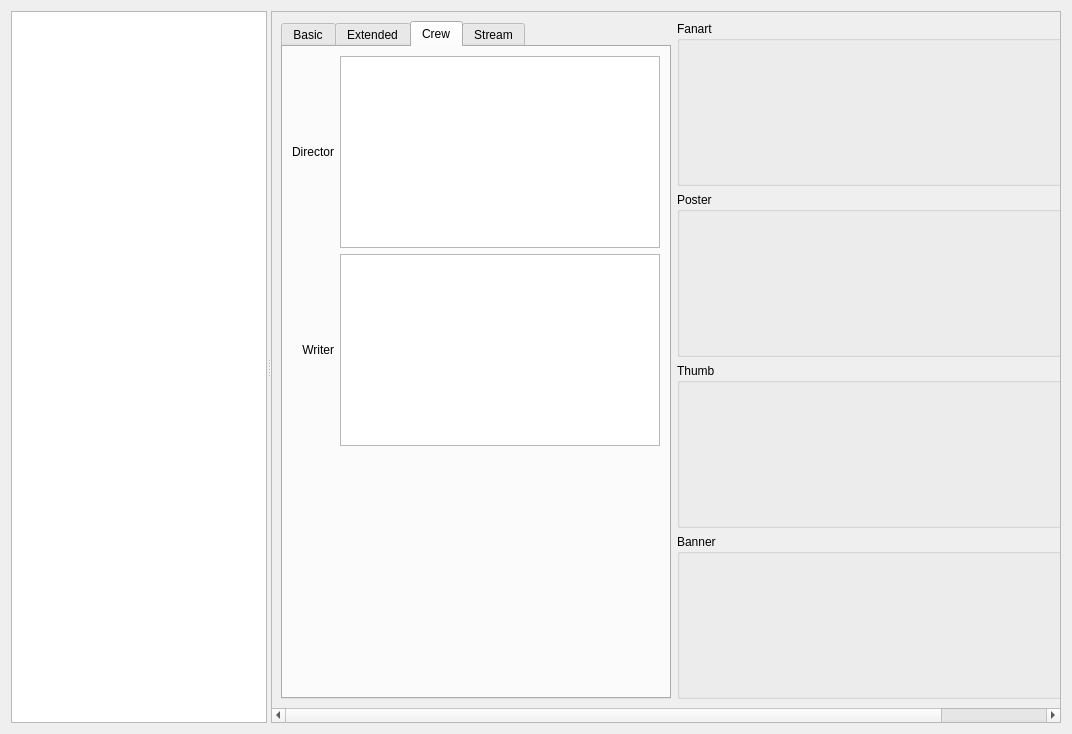
The window that cvideowidget.ui (birkeh/qtKodiAdmin) describes before a commit, drawn with Qt 5.
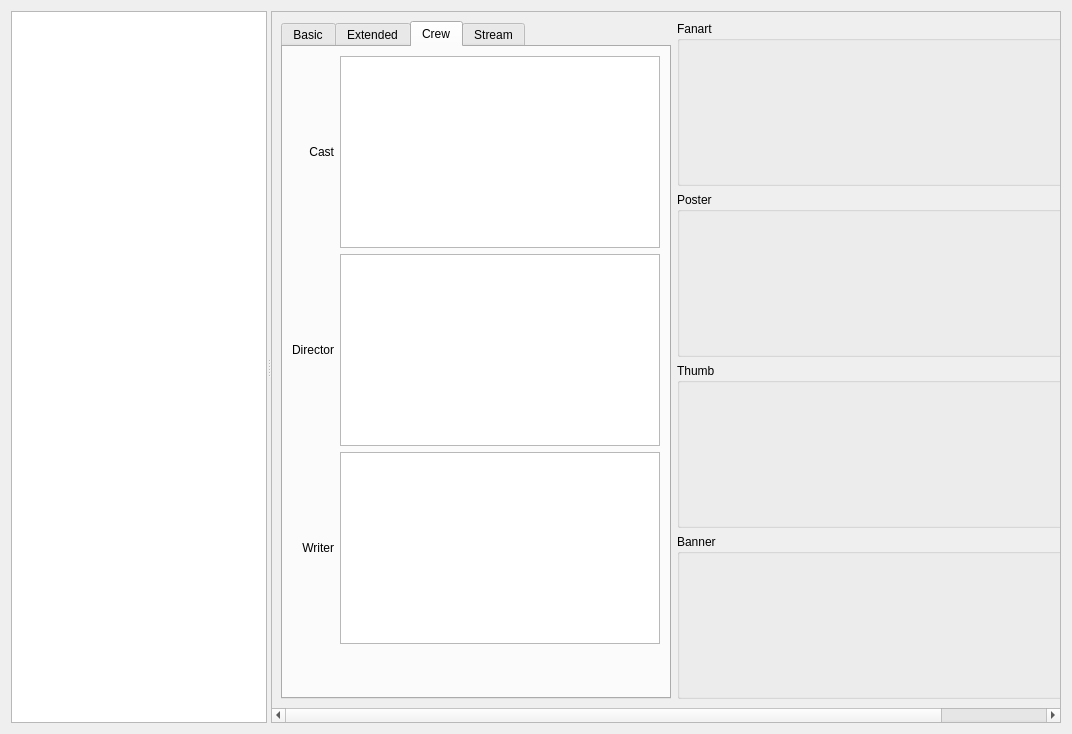
The same window after the commit. The open tabs and pages were chosen to show the change.

What changed in the file:
```diff
--- a/cvideowidget.ui
+++ b/cvideowidget.ui
@@ -571,7 +571,7 @@
              <layout class="QGridLayout" name="gridLayout_10">
               <item row="0" column="0">
                <layout class="QGridLayout" name="gridLayout_9">
-                <item row="0" column="0">
+                <item row="1" column="0">
                  <widget class="QLabel" name="label_19">
                   <property name="text">
                    <string>Director</string>
@@ -581,10 +581,14 @@
                   </property>
                  </widget>
                 </item>
-                <item row="0" column="1">
-                 <widget class="QListWidget" name="m_lpDirector"/>
+                <item row="1" column="1">
+                 <widget class="QListWidget" name="m_lpDirector">
+                  <property name="alternatingRowColors">
+                   <bool>true</bool>
+                  </property>
+                 </widget>
                 </item>
-                <item row="1" column="0">
+                <item row="2" column="0">
                  <widget class="QLabel" name="label_20">
                   <property name="text">
                    <string>Writer</string>
@@ -594,8 +598,51 @@
                   </property>
                  </widget>
                 </item>
-                <item row="1" column="1">
-                 <widget class="QListWidget" name="m_lpWriter"/>
+                <item row="2" column="1">
+                 <widget class="QListWidget" name="m_lpWriter">
+                  <property name="alternatingRowColors">
+                   <bool>true</bool>
+                  </property>
+                 </widget>
+                </item>
+                <item row="0" column="0">
+                 <widget class="QLabel" name="label_11">
+                  <property name="text">
+                   <string>Cast</string>
+                  </property>
+                  <property name="alignment">
+                   <set>Qt::AlignRight|Qt::AlignTrailing|Qt::AlignVCenter</set>
+                  </property>
+                 </widget>
+                </item>
+                <item row="0" column="1">
+                 <widget class="QTreeWidget" name="m_lpCast">
+                  <property name="editTriggers">
+                   <set>QAbstractItemView::NoEditTriggers</set>
+                  </property>
+                  <property name="alternatingRowColors">
+                   <bool>true</bool>
+                  </property>
+                  <property name="rootIsDecorated">
+                   <bool>false</bool>
+                  </property>
+                  <property name="columnCount">
+                   <number>2</number>
+                  </property>
+                  <attribute name="headerVisible">
+                   <bool>false</bool>
+                  </attribute>
+                  <column>
+                   <property name="text">
+                    <string notr="true">1</string>
+                   </property>
+                  </column>
+                  <column>
+                   <property name="text">
+                    <string notr="true">2</string>
+                   </property>
+                  </column>
+                 </widget>
                 </item>
                </layout>
               </item>
```
Left out of the diff: 2 changed lines with no effect on the pictures.
